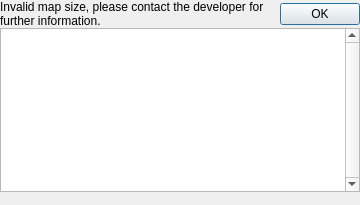
Before: the Qt Designer form src/app/gui/dialogs/exceptiondialog.ui in theall/leveleditor, drawn with Qt 5.
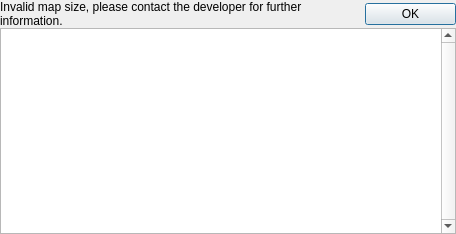
After: the same form once the commit is applied.

```diff
--- a/src/app/gui/dialogs/exceptiondialog.ui
+++ b/src/app/gui/dialogs/exceptiondialog.ui
@@ -9,10 +9,16 @@
    <rect>
     <x>0</x>
     <y>0</y>
-    <width>360</width>
-    <height>205</height>
+    <width>456</width>
+    <height>234</height>
    </rect>
   </property>
+  <property name="sizePolicy">
+   <sizepolicy hsizetype="Preferred" vsizetype="MinimumExpanding">
+    <horstretch>0</horstretch>
+    <verstretch>0</verstretch>
+   </sizepolicy>
+  </property>
   <property name="windowTitle">
    <string>Exception</string>
   </property>
@@ -66,19 +72,6 @@
      </property>
     </widget>
    </item>
-   <item>
-    <spacer name="verticalSpacer">
-     <property name="orientation">
-      <enum>Qt::Vertical</enum>
-     </property>
-     <property name="sizeHint" stdset="0">
-      <size>
-       <width>20</width>
-       <height>40</height>
-      </size>
-     </property>
-    </spacer>
-   </item>
   </layout>
  </widget>
  <resources/>
```
